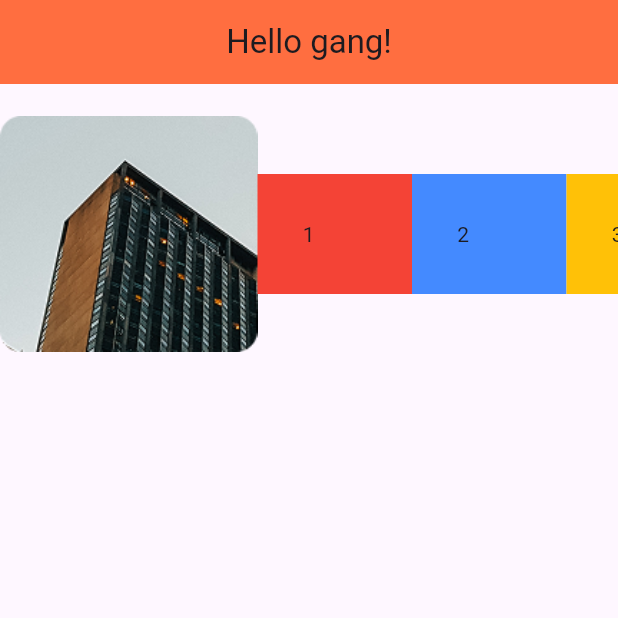
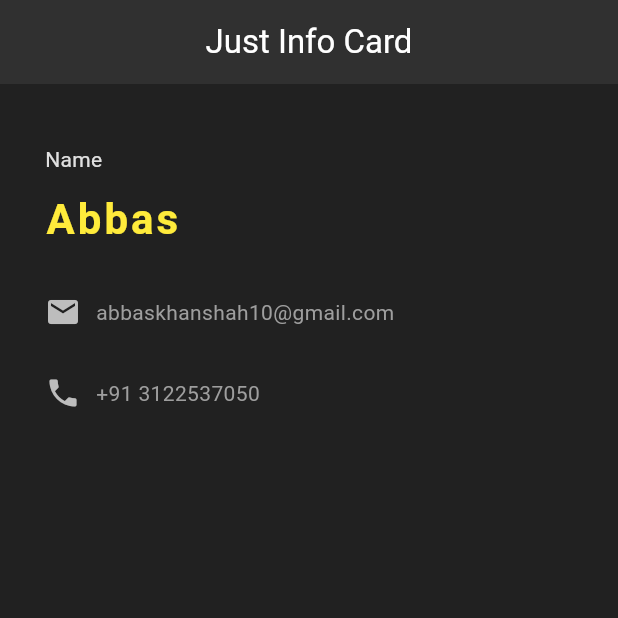
Before and after one commit to Abbas-shah10/flutter-start, a Flutter app: the screen it shows after launch, on a phone screen of 412 x 824 dp, the top half of it. Run offline on Flutter 3.47's test engine with Material 3 defaults, Android fonts, the phone set to English and light mode, and no system bars.

Commit message:
created a simple card with my name email and also my phone number

```diff
--- a/lib/screens/home.dart
+++ b/lib/screens/home.dart
@@ -12,41 +12,50 @@ class _HomePageState extends State<HomePage> {
   @override
   Widget build(BuildContext context) {
     return Scaffold(
+      backgroundColor: Colors.grey[900],
       appBar: AppBar(
-        title: const Text("Hello gang!"),
+        title: const Text("Just Info Card",style: TextStyle(color: Colors.white),),
         centerTitle: true,
-        backgroundColor: Colors.deepOrangeAccent,
+        backgroundColor: Colors.grey[850],
       ),
-      body: Row(
+      body: Padding(
+        padding: const EdgeInsets.fromLTRB(30.0, 40.0, 30.0, 0.0),
+        child: Column(
+          crossAxisAlignment: CrossAxisAlignment.start,
           children: [
-          Expanded(flex: 5,child: Image.asset("lib/assets/hotel.png", width: 300, height: 200,)
-          ),
-          Expanded(
-            flex: 3,
-            child: Container(
-            padding: EdgeInsets.all(30.0),
-            color: Colors.red,
-            child: Text("1"),
+            Text("Name",
+             style: TextStyle(
+              color: Colors.grey[300]
              ),
             ),
-          Expanded(
-            flex: 3,
-            child: Container(
-              padding: EdgeInsets.all(30.0),
-              color: Colors.blueAccent,
-              child: Text("2"),
+            SizedBox(height: 10.0,),
+            Text("Abbas",
+             style: TextStyle(
+              color: Colors.yellow,
+              letterSpacing: 2.0,
+              fontSize: 28.0,
+              fontWeight: FontWeight.bold,
              ),
             ),
-          Expanded(
-            flex: 1,
-            child: Container(
-              padding: EdgeInsets.all(30.0),
-              color: Colors.amber,
-              child: Text("3"),
+            SizedBox(height: 30.0,),
+            Row(
+              children: [
+                Icon(Icons.email, color: Colors.grey[400]),
+                SizedBox(width: 10.0,),
+                Text("abbaskhanshah10@gmail.com", style: TextStyle(color: Colors.grey[500]),)
+              ],
             ),
+            SizedBox(height: 30.0,),
+            Row(
+              children: [
+                Icon(Icons.phone, color: Colors.grey[400]),
+                SizedBox(width: 10.0,),
+                Text("+91 3122537050", style: TextStyle(color: Colors.grey[500]),)
+              ],
             ),
           ],
         ),
+      )
     );
   }
 }
```
Lines whose indentation alone changed are shown as unchanged.
